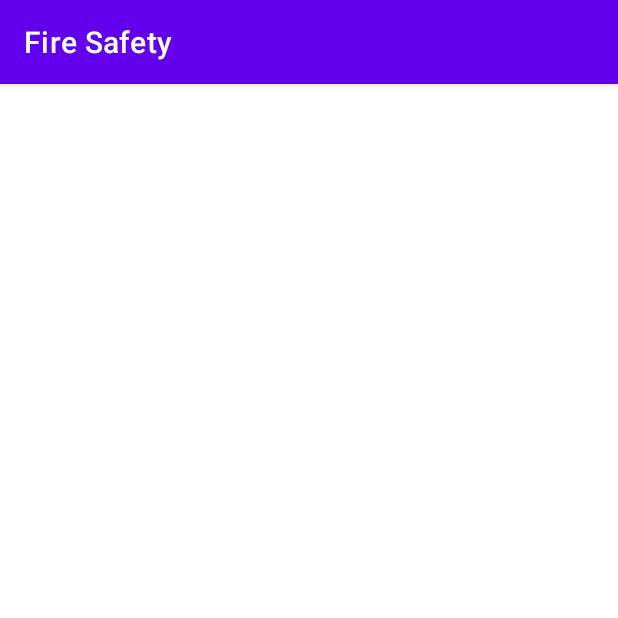
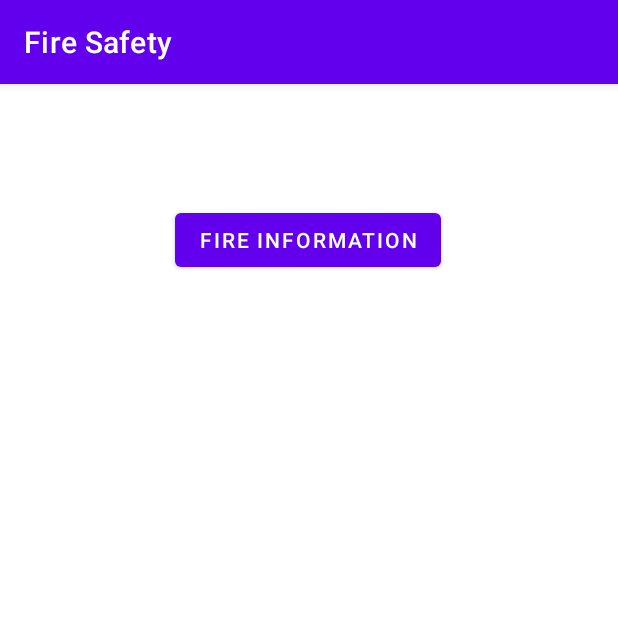
Before and after one commit to parthn2/FireSafetyAwareness, an Android app: the knowledge screen opened directly, with no data from a screen before it, on a phone screen of 412 x 824 dp, the top half of it. Run offline under Robolectric (Android 15) with nearby library versions, the phone set to English and light mode, and no system bars.

Commit message:
some changes

```diff
--- a/app/src/main/res/layout/activity_knowledge.xml
+++ b/app/src/main/res/layout/activity_knowledge.xml
@@ -6,4 +6,15 @@
     android:layout_height="match_parent"
     tools:context=".knowledge">
 
+    <Button
+        android:id="@+id/button"
+        android:layout_width="wrap_content"
+        android:layout_height="wrap_content"
+        android:layout_marginTop="80dp"
+        android:text="Fire Information"
+        android:onClick="OpenInformation"
+        app:layout_constraintEnd_toEndOf="parent"
+        app:layout_constraintHorizontal_bias="0.497"
+        app:layout_constraintStart_toStartOf="parent"
+        app:layout_constraintTop_toTopOf="parent" />
 </androidx.constraintlayout.widget.ConstraintLayout>
```
Also changed, not shown: app/src/main/java/com/example/firesafety/information.java (added, +14 -0 lines), app/src/main/java/com/example/firesafety/knowledge.java (+7 -0 lines), app/src/main/res/layout/activity_information.xml (added, +9 -0 lines).
